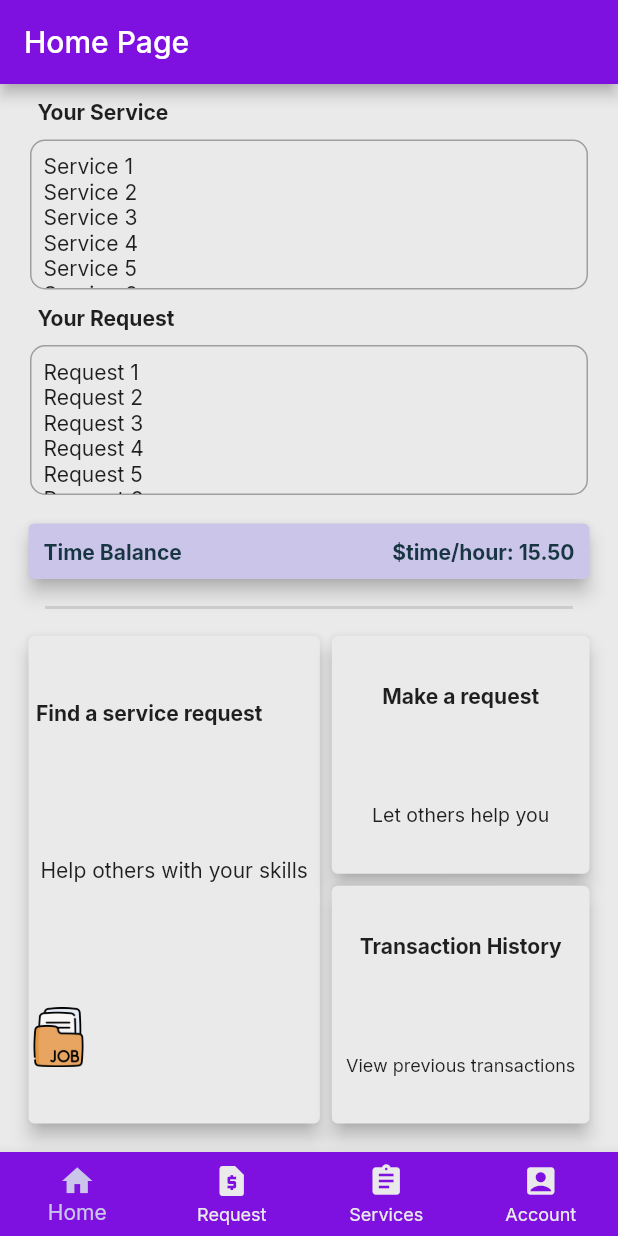
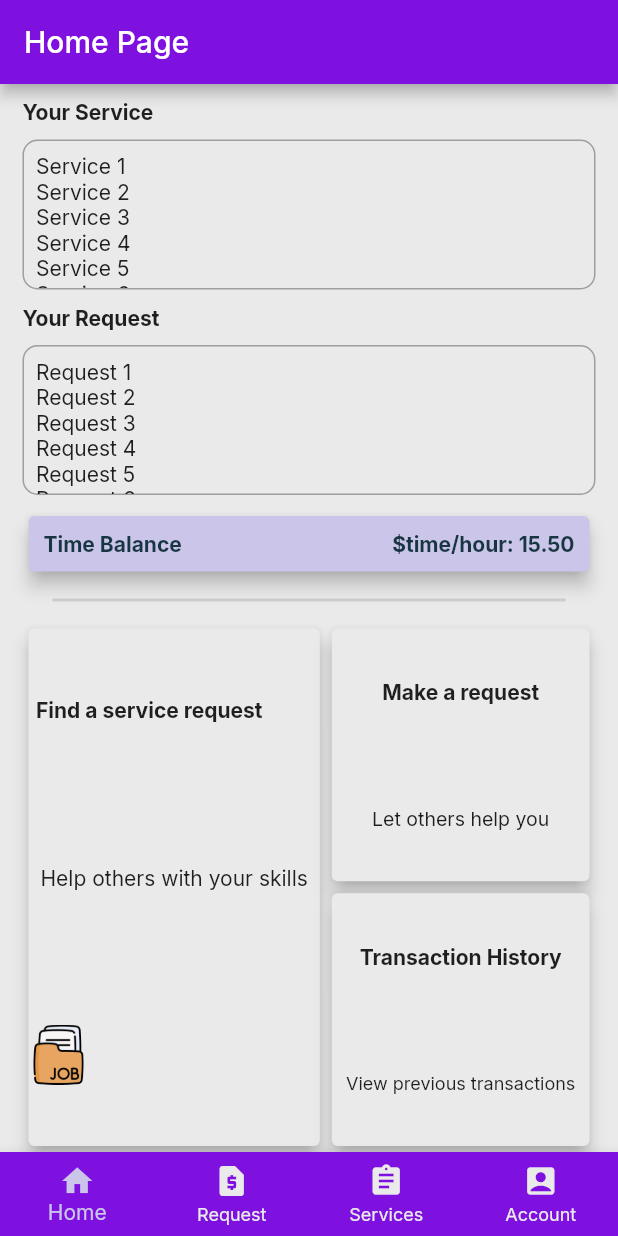
Before and after one commit to de-timebank/frontend, a Flutter app: the screen it shows after launch, on a phone screen of 412 x 824 dp. Run offline on Flutter 3.47's test engine with Material 2 defaults, Android fonts, the phone set to English and light mode, and no system bars; our stand-ins replace google_fonts; missing offline and left inert: textfield_tags.

Commit message:
make service page and tidy up dashboard

```diff
--- a/lib/customHeadline.dart
+++ b/lib/customHeadline.dart
@@ -8,7 +8,7 @@ class CustomHeadline extends StatelessWidget {
   @override
   Widget build(BuildContext context) {
     return Padding(
-      padding: const EdgeInsets.fromLTRB(25, 10, 0, 10),
+      padding: const EdgeInsets.fromLTRB(0, 10, 0, 10),
       child: Text(
         heading,
         style: TextStyle(fontWeight: FontWeight.bold),
--- a/lib/customOngoingTask.dart
+++ b/lib/customOngoingTask.dart
@@ -15,7 +15,7 @@ class _CustomOngoingTaskState extends State<CustomOngoingTask> {
     return Container(
       height: 100,
       //width: 80,
-      margin: const EdgeInsets.symmetric(horizontal: 20.0, vertical: 0),
+      //margin: const EdgeInsets.symmetric(horizontal: 20.0, vertical: 0),
       decoration: BoxDecoration(
         border: Border.all(color: Colors.grey),
         borderRadius: BorderRadius.circular(10),
--- a/lib/dashboard.dart
+++ b/lib/dashboard.dart
@@ -35,16 +35,19 @@ class _DashBoardState extends State<DashBoard> {
         title: const Text('Home Page'),
         backgroundColor: Color.fromARGB(255, 127, 17, 224),
       ),
-      body: Column(
+      body: Container(
+        margin: EdgeInsets.symmetric(horizontal: 15),
+        child: Column(
           crossAxisAlignment: CrossAxisAlignment.start,
           children: [
             CustomHeadline('Your Service'),
             CustomOngoingTask(listService),
             CustomHeadline('Your Request'),
             CustomOngoingTask(listRequest),
-          Container(
-            padding: const EdgeInsets.fromLTRB(15, 15, 15, 0),
-            child: Card(
+            SizedBox(
+              height: 10,
+            ),
+            Card(
                 elevation: 5,
                 color: Color.fromARGB(255, 203, 197, 234),
                 child: Row(
@@ -68,16 +71,13 @@ class _DashBoardState extends State<DashBoard> {
                     )
                   ],
                 )),
-          ),
             const Divider(
                 //horizontal line
                 height: 30,
                 thickness: 2,
-              indent: 30,
-              endIndent: 30),
+                indent: 20,
+                endIndent: 20),
             Expanded(
-            child: Container(
-              margin: EdgeInsets.fromLTRB(15, 0, 15, 15),
               child: Row(
                 // crossAxisAlignment: CrossAxisAlignment.stretch,
                 //mainAxisAlignment: MainAxisAlignment.center,
@@ -183,9 +183,9 @@ class _DashBoardState extends State<DashBoard> {
                   ),
                 ],
               ),
-            ),
             )
           ],
+        ),
       ),
     );
   }
```
Also changed, not shown: lib/heading2.dart (added, +23 -0 lines), lib/service.dart (+74 -3 lines), lib/serviceDetails.dart (added, +95 -0 lines). Lines whose indentation alone changed are shown as unchanged.
